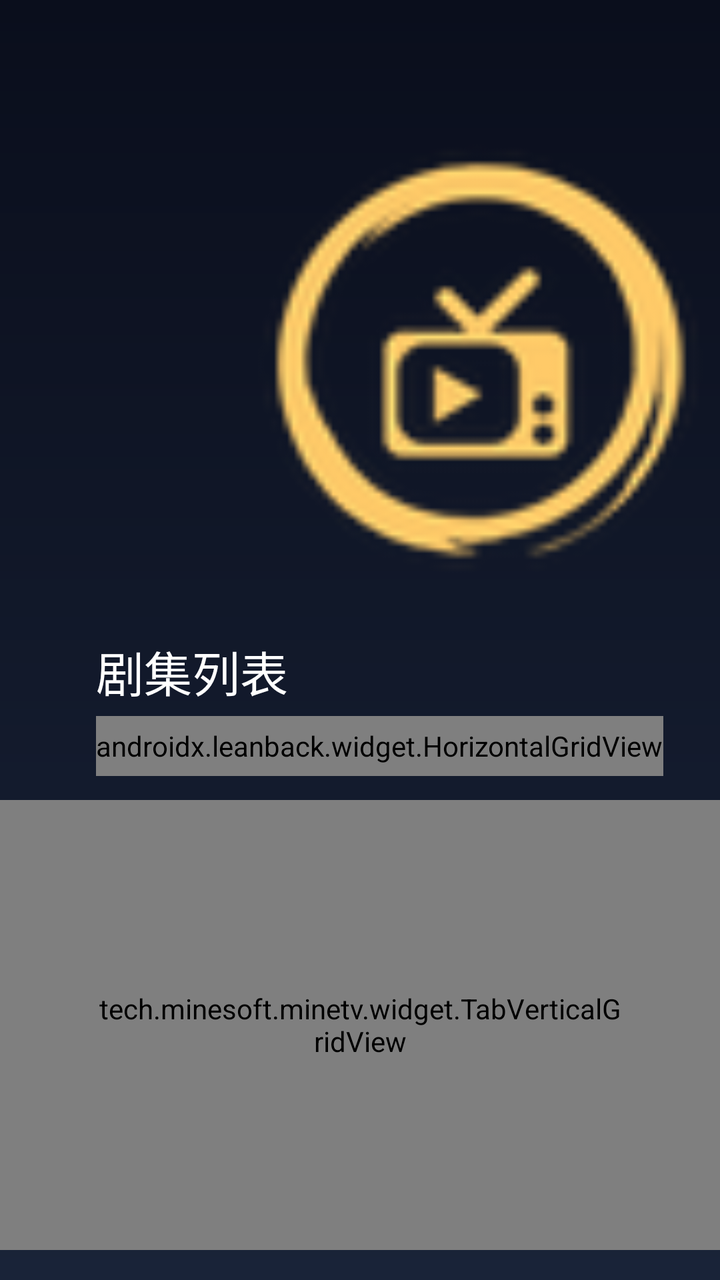
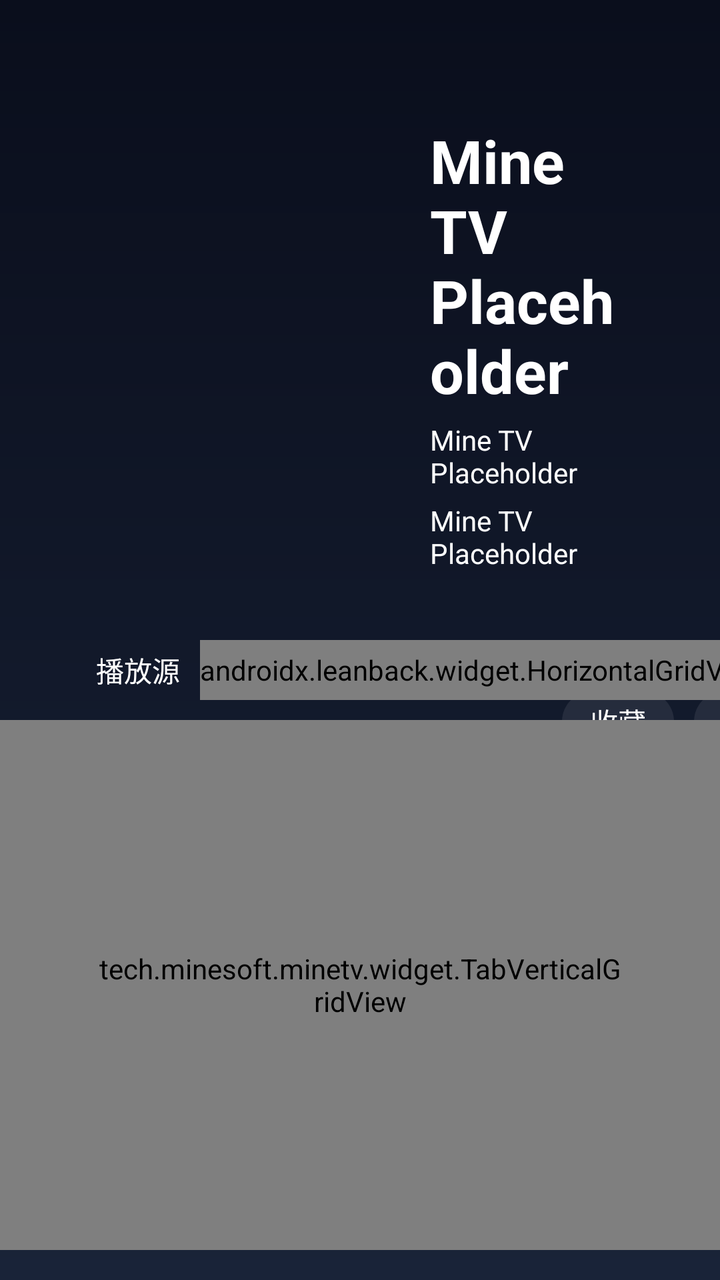

Before-and-after screenshots of an Android layout around one commit, followed by the original layout XML and the change that was made.
<!-- AndroidManifest.xml: application theme AppTheme -->
<!-- res/layout/activity_detail.xml -->
<?xml version="1.0" encoding="utf-8"?>
<androidx.constraintlayout.widget.ConstraintLayout xmlns:android="http://schemas.android.com/apk/res/android"
        xmlns:app="http://schemas.android.com/apk/res-auto"
        xmlns:tools="http://schemas.android.com/tools"
        android:layout_width="match_parent"
        android:layout_height="match_parent"
        android:clipChildren="false"
        android:clipToPadding="false"
        tools:context=".activity.DetailActivity">

    <ImageView
            android:id="@+id/iv_video_pic"
            android:layout_width="150dp"
            android:layout_height="240dp"
            android:layout_marginStart="48dp"
            android:layout_marginTop="60dp"
            android:padding="2dp"
            android:focusableInTouchMode="false"
            android:clickable="false"
            android:focusable="false"
            android:scaleType="centerCrop"
            tools:ignore="ContentDescription"
            app:layout_constraintLeft_toLeftOf="parent"
            app:layout_constraintTop_toTopOf="parent" />

    <ImageView
            android:id="@+id/iv_logo_pic"
            android:layout_width="150dp"
            android:layout_height="240dp"
            android:layout_marginEnd="48dp"
            android:layout_marginTop="60dp"
            android:padding="2dp"
            android:focusableInTouchMode="false"
            android:clickable="false"
            android:focusable="false"
            android:scaleType="centerCrop"
            tools:ignore="ContentDescription"
            android:src="@drawable/icon_logo"
            app:layout_constraintRight_toRightOf="parent"
            app:layout_constraintTop_toTopOf="parent" />

    <TextView
            android:id="@+id/tv_video_name"
            android:layout_width="match_parent"
            android:layout_height="wrap_content"
            android:layout_marginTop="60dp"
            android:layout_marginStart="215dp"
            android:layout_marginEnd="215dp"
            android:gravity="left"
            android:text="@string/placeholder"
            android:textColor="@color/colorWhite"
            android:textSize="30sp"
            android:textStyle="bold"
            app:layout_constraintTop_toTopOf="parent" />

    <TextView
            android:id="@+id/tv_video_info"
            android:layout_width="match_parent"
            android:layout_height="wrap_content"
            android:layout_marginTop="5dp"
            android:layout_marginStart="215dp"
            android:layout_marginEnd="215dp"
            android:ellipsize="end"
            android:gravity="start"
            android:singleLine="false"
            android:text="@string/placeholder"
            android:textColor="@color/colorWhite"
            app:layout_constraintTop_toBottomOf="@+id/tv_video_name" />

    <TextView
            android:id="@+id/tv_video_intro"
            android:layout_width="match_parent"
            android:layout_height="86dp"
            android:layout_marginTop="5dp"
            android:layout_marginStart="215dp"
            android:layout_marginEnd="215dp"
            android:ellipsize="end"
            android:gravity="start"
            android:maxLines="10"
            android:text="@string/placeholder"
            android:textColor="@color/colorWhite"
            app:layout_constraintTop_toBottomOf="@+id/tv_video_info" />

    <TextView
            android:id="@+id/tv_update"
            android:layout_width="wrap_content"
            android:layout_height="30dp"
            android:layout_marginTop="30dp"
            android:background="@drawable/selector_focus_bg_corner15_with_default_bg"
            android:clickable="true"
            android:focusable="true"
            android:focusableInTouchMode="true"
            android:gravity="center"
            android:paddingStart="14dp"
            android:paddingEnd="14dp"
            android:text="@string/action_update"
            android:textColor="@color/colorWhite"
            app:layout_constraintBottom_toBottomOf="@+id/iv_video_pic"
            app:layout_constraintLeft_toLeftOf="@+id/tv_video_name"
            app:layout_constraintTop_toBottomOf="@+id/tv_video_intro" />

    <TextView
            android:id="@+id/tv_star"
            android:layout_width="wrap_content"
            android:layout_height="30dp"
            android:layout_marginStart="10dp"
            android:background="@drawable/selector_focus_bg_corner15_with_default_bg"
            android:clickable="true"
            android:ellipsize="end"
            android:focusable="true"
            android:focusableInTouchMode="true"
            android:gravity="center"
            android:paddingStart="14dp"
            android:paddingEnd="14dp"
            android:text="@string/action_star"
            android:textColor="@color/colorWhite"
            app:layout_constraintLeft_toRightOf="@+id/tv_update"
            app:layout_constraintTop_toTopOf="@+id/tv_update" />

    <TextView
            android:id="@+id/tv_clean"
            android:layout_width="wrap_content"
            android:layout_height="30dp"
            android:layout_marginStart="10dp"
            android:background="@drawable/selector_focus_bg_corner15_with_default_bg"
            android:clickable="true"
            android:focusable="true"
            android:focusableInTouchMode="true"
            android:gravity="center"
            android:paddingStart="14dp"
            android:paddingEnd="14dp"
            android:text="@string/action_clear_view"
            android:textColor="@color/colorWhite"
            app:layout_constraintLeft_toRightOf="@+id/tv_star"
            app:layout_constraintTop_toTopOf="@+id/tv_star" />

    <TextView
            android:id="@+id/tv_reverse"
            android:layout_width="wrap_content"
            android:layout_height="30dp"
            android:layout_marginStart="10dp"
            android:background="@drawable/selector_focus_bg_corner15_with_default_bg"
            android:clickable="true"
            android:focusable="true"
            android:focusableInTouchMode="true"
            android:gravity="center"
            android:paddingStart="14dp"
            android:paddingEnd="14dp"
            android:text="@string/action_reverse"
            android:textColor="@color/colorWhite"
            app:layout_constraintLeft_toRightOf="@+id/tv_clean"
            app:layout_constraintTop_toTopOf="@+id/tv_clean" />

    <TextView
            android:id="@+id/tv_episode"
            android:layout_width="wrap_content"
            android:layout_height="wrap_content"
            android:layout_marginTop="18dp"
            android:text="@string/text_episode"
            android:textColor="@color/colorWhite"
            android:textSize="24sp"
            app:layout_constraintLeft_toLeftOf="@+id/iv_video_pic"
            app:layout_constraintTop_toBottomOf="@+id/iv_video_pic" />

    <androidx.leanback.widget.HorizontalGridView
            android:id="@+id/hg_play_from"
            android:layout_width="wrap_content"
            android:layout_height="30dp"
            android:layout_marginTop="5dp"
            android:layout_marginEnd="48dp"
            app:focusOutEnd="true"
            android:clipChildren="false"
            android:clipToPadding="false"
            app:focusOutFront="true"
            app:layout_constraintLeft_toLeftOf="@+id/iv_video_pic"
            app:layout_constraintTop_toBottomOf="@+id/tv_episode" />

    <tech.minesoft.minetv.widget.TabVerticalGridView
            android:id="@+id/hg_episode_items"
            android:layout_width="match_parent"
            android:layout_height="match_parent"
            android:layout_marginTop="400dp"
            android:layout_marginBottom="15dp"
            android:paddingStart="48dp"
            android:paddingEnd="48dp"
            app:focusOutEnd="true"
            app:focusOutFront="true"
            android:clipChildren="false"
            android:clipToPadding="false"
            app:layout_constraintTop_toTopOf="parent"
            app:layout_constraintBottom_toBottomOf="parent"
            app:layout_constraintLeft_toLeftOf="@+id/iv_video_pic"
            />

</androidx.constraintlayout.widget.ConstraintLayout>
<!-- resources referenced by this layout -->
<resources>
  <color name="colorWhite">#FFFFFF</color>
  <!-- drawable icon_logo: png bitmap (drawable, 7726 bytes) -->
  <!-- drawable selector_focus_bg_corner15_with_default_bg (drawable) -->
  <?xml version="1.0" encoding="utf-8"?>
  <selector xmlns:android="http://schemas.android.com/apk/res/android">
      <item android:drawable="@drawable/shape_corner15_color_ff26b5ff" android:state_focused="true"/>
      <item android:drawable="@drawable/shape_corner15_color_14ffffff" android:state_focused="false"/>
  </selector>
  <string name="action_clear_view">清空进度记录</string>
  <string name="action_reverse">反转</string>
  <string name="action_star">收藏</string>
  <string name="action_update">更新</string>
  <string name="placeholder">Mine TV Placeholder</string>
  <string name="text_episode">剧集列表</string>
  <style name="AppTheme" parent="Theme.AppCompat.Light.NoActionBar">
          
          <item name="colorPrimary">@color/colorPrimary</item>
          <item name="colorPrimaryDark">@color/colorPrimaryDark</item>
          <item name="colorAccent">@color/colorAccent</item>
          <item name="android:windowBackground">@drawable/bg_gradient_home</item>
  
      </style>
  <!-- drawable shape_corner15_color_ff26b5ff (drawable) -->
  <?xml version="1.0" encoding="utf-8"?>
  <shape
    xmlns:android="http://schemas.android.com/apk/res/android">
      <solid android:color="@color/colorBlue" />
      <corners android:radius="15dp" />
  </shape>
  <!-- drawable shape_corner15_color_14ffffff (drawable) -->
  <?xml version="1.0" encoding="utf-8"?>
  <shape xmlns:android="http://schemas.android.com/apk/res/android"
      android:shape="rectangle">
      <solid android:color="@color/white_8_percent"/>
      <corners android:radius="15dp" />
  </shape>
  <color name="colorPrimary">#008577</color>
  <color name="colorPrimaryDark">#00574B</color>
  <color name="colorAccent">#D81B60</color>
  <!-- drawable bg_gradient_home (drawable) -->
  <?xml version="1.0" encoding="utf-8"?>
  <shape android:shape="rectangle"
    xmlns:android="http://schemas.android.com/apk/res/android">
      <gradient android:startColor="#ff0a0e1c" android:endColor="#ff192338" android:angle="270.0" />
  </shape>
  <color name="colorBlue">#ff26b5ff</color>
  <color name="white_8_percent">#14FFFFFF</color>
</resources>

<!-- the commit's change to res/layout/activity_detail.xml (unified diff, before → after) -->
@@ -23,21 +23,21 @@
             app:layout_constraintLeft_toLeftOf="parent"
             app:layout_constraintTop_toTopOf="parent" />
 
-    <ImageView
-            android:id="@+id/iv_logo_pic"
-            android:layout_width="150dp"
-            android:layout_height="240dp"
-            android:layout_marginEnd="48dp"
-            android:layout_marginTop="60dp"
-            android:padding="2dp"
-            android:focusableInTouchMode="false"
-            android:clickable="false"
-            android:focusable="false"
-            android:scaleType="centerCrop"
-            tools:ignore="ContentDescription"
-            android:src="@drawable/icon_logo"
-            app:layout_constraintRight_toRightOf="parent"
-            app:layout_constraintTop_toTopOf="parent" />
+    
+    
+    
+    
+    
+    
+    
+    
+    
+    
+    
+    
+    
+    
+    
 
     <TextView
             android:id="@+id/tv_video_name"
@@ -45,7 +45,7 @@
             android:layout_height="wrap_content"
             android:layout_marginTop="60dp"
             android:layout_marginStart="215dp"
-            android:layout_marginEnd="215dp"
+            android:layout_marginEnd="48dp"
             android:gravity="left"
             android:text="@string/placeholder"
             android:textColor="@color/colorWhite"
@@ -59,7 +59,7 @@
             android:layout_height="wrap_content"
             android:layout_marginTop="5dp"
             android:layout_marginStart="215dp"
-            android:layout_marginEnd="215dp"
+            android:layout_marginEnd="48dp"
             android:ellipsize="end"
             android:gravity="start"
             android:singleLine="false"
@@ -73,7 +73,7 @@
             android:layout_height="86dp"
             android:layout_marginTop="5dp"
             android:layout_marginStart="215dp"
-            android:layout_marginEnd="215dp"
+            android:layout_marginEnd="48dp"
             android:ellipsize="end"
             android:gravity="start"
             android:maxLines="10"
@@ -85,7 +85,7 @@
             android:id="@+id/tv_update"
             android:layout_width="wrap_content"
             android:layout_height="30dp"
-            android:layout_marginTop="30dp"
+            android:layout_marginTop="25dp"
             android:background="@drawable/selector_focus_bg_corner15_with_default_bg"
             android:clickable="true"
             android:focusable="true"
@@ -152,13 +152,16 @@
             app:layout_constraintTop_toTopOf="@+id/tv_clean" />
 
     <TextView
-            android:id="@+id/tv_episode"
+            android:id="@+id/tv_episode_source"
             android:layout_width="wrap_content"
-            android:layout_height="wrap_content"
-            android:layout_marginTop="18dp"
-            android:text="@string/text_episode"
+            android:layout_height="30dp"
+            android:layout_marginTop="20dp"
+            android:clickable="false"
+            android:focusable="false"
+            android:focusableInTouchMode="false"
+            android:gravity="center"
+            android:text="@string/text_episode_source"
             android:textColor="@color/colorWhite"
-            android:textSize="24sp"
             app:layout_constraintLeft_toLeftOf="@+id/iv_video_pic"
             app:layout_constraintTop_toBottomOf="@+id/iv_video_pic" />
 
@@ -166,20 +169,20 @@
             android:id="@+id/hg_play_from"
             android:layout_width="wrap_content"
             android:layout_height="30dp"
-            android:layout_marginTop="5dp"
+            android:layout_marginStart="10dp"
             android:layout_marginEnd="48dp"
             app:focusOutEnd="true"
             android:clipChildren="false"
             android:clipToPadding="false"
             app:focusOutFront="true"
-            app:layout_constraintLeft_toLeftOf="@+id/iv_video_pic"
-            app:layout_constraintTop_toBottomOf="@+id/tv_episode" />
+            app:layout_constraintLeft_toRightOf="@+id/tv_episode_source"
+            app:layout_constraintTop_toTopOf="@+id/tv_episode_source" />
 
     <tech.minesoft.minetv.widget.TabVerticalGridView
             android:id="@+id/hg_episode_items"
             android:layout_width="match_parent"
             android:layout_height="match_parent"
-            android:layout_marginTop="400dp"
+            android:layout_marginTop="360dp"
             android:layout_marginBottom="15dp"
             android:paddingStart="48dp"
             android:paddingEnd="48dp"
@@ -189,7 +192,6 @@
             android:clipToPadding="false"
             app:layout_constraintTop_toTopOf="parent"
             app:layout_constraintBottom_toBottomOf="parent"
-            app:layout_constraintLeft_toLeftOf="@+id/iv_video_pic"
-            />
+            app:layout_constraintLeft_toLeftOf="@+id/iv_video_pic" />
 
 </androidx.constraintlayout.widget.ConstraintLayout>
<!-- resource entries referenced after the edit -->
@@ -1,7 +1,6 @@
 <!-- resources referenced by this layout -->
 <resources>
   <color name="colorWhite">#FFFFFF</color>
-  <!-- drawable icon_logo: png bitmap (drawable, 7726 bytes) -->
   <!-- drawable selector_focus_bg_corner15_with_default_bg (drawable) -->
   <?xml version="1.0" encoding="utf-8"?>
   <selector xmlns:android="http://schemas.android.com/apk/res/android">
@@ -13,7 +12,7 @@
   <string name="action_star">收藏</string>
   <string name="action_update">更新</string>
   <string name="placeholder">Mine TV Placeholder</string>
-  <string name="text_episode">剧集列表</string>
+  <string name="text_episode_source">播放源</string>
   <style name="AppTheme" parent="Theme.AppCompat.Light.NoActionBar">
           
           <item name="colorPrimary">@color/colorPrimary</item>
